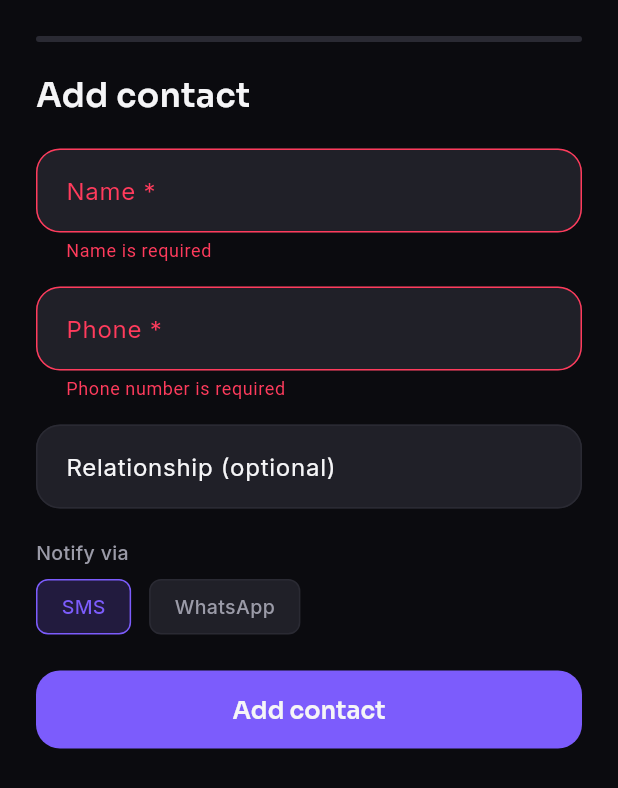
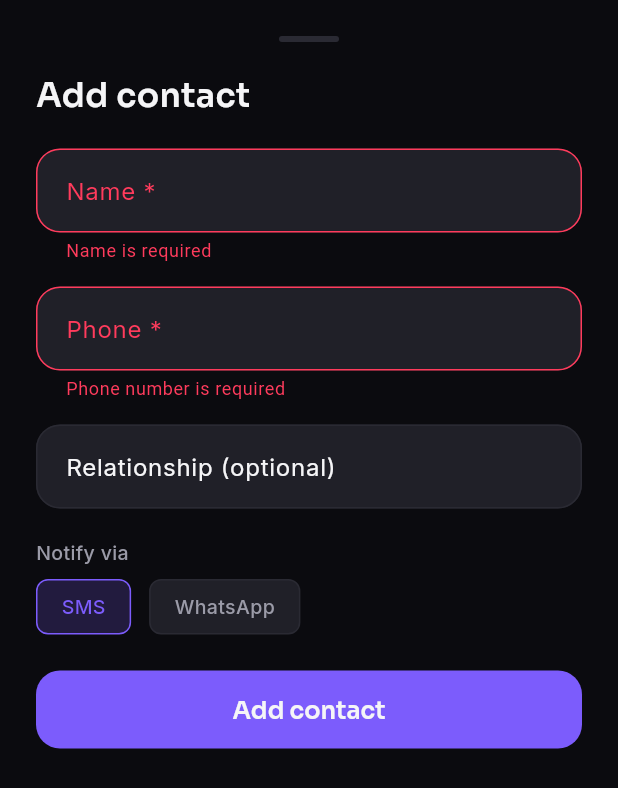
Before and after one commit to moiz-codez/she_secure, a Flutter app: the AddContactSheet widget shown alone on an empty page, opened directly, after a tap on "Add contact", on a phone screen of 412 x 824 dp. Shown: the top 788 px of the screen. Run offline on Flutter 3.47's test engine with Material 3 defaults, Android fonts, the phone set to English and light mode, and no system bars; our stand-ins replace cloud_firestore, firebase_auth, firebase_core, flutter_contacts, flutter_riverpod, go_router and 2 more; missing offline and left inert: phosphoricons_flutter; accounts and stored records are empty.

Commit message:
fix(contacts): fix permission request, 5-contact cap check, and keyboard overflow

```diff
--- a/lib/features/contacts/presentation/add_contact_sheet.dart
+++ b/lib/features/contacts/presentation/add_contact_sheet.dart
@@ -21,6 +21,7 @@ class _AddContactSheetState extends ConsumerState<AddContactSheet> {
   bool _notifyViaSms = true;
   bool _notifyViaWhatsapp = false;
   bool _isLoading = false;
+  String? _capError;
 
   @override
   void dispose() {
@@ -38,6 +39,15 @@ class _AddContactSheetState extends ConsumerState<AddContactSheet> {
     try {
       final repo = ref.read(contactsRepositoryProvider);
       final contacts = ref.read(contactsStreamProvider).valueOrNull ?? [];
+
+      if (contacts.length >= 5) {
+        setState(() {
+          _capError =
+              'You can add up to 5 trusted contacts. Remove one first to add another.';
+          _isLoading = false;
+        });
+        return;
+      }
 
       final notifyVia = <String>[];
       if (_notifyViaSms) notifyVia.add('sms');
@@ -59,9 +69,9 @@ class _AddContactSheetState extends ConsumerState<AddContactSheet> {
       if (mounted) Navigator.pop(context);
     } on ContactsLimitException catch (e) {
       if (mounted) {
-        ScaffoldMessenger.of(context).showSnackBar(
-          SnackBar(content: Text(e.toString())),
-        );
+        setState(() {
+          _capError = e.toString();
+        });
       }
     } on DuplicatePhoneException catch (e) {
       if (mounted) {
@@ -85,24 +95,24 @@ class _AddContactSheetState extends ConsumerState<AddContactSheet> {
     return Padding(
       padding: EdgeInsets.only(
         bottom: MediaQuery.of(context).viewInsets.bottom,
-        left: 24,
-        right: 24,
-        top: 24,
       ),
+      child: SingleChildScrollView(
+        padding: const EdgeInsets.fromLTRB(24, 24, 24, 16),
         child: Form(
           key: _formKey,
           child: Column(
             mainAxisSize: MainAxisSize.min,
             crossAxisAlignment: CrossAxisAlignment.stretch,
             children: [
-            Container(
+              Center(
+                child: Container(
                   width: 40,
                   height: 4,
                   decoration: BoxDecoration(
                     color: AppColors.borderSubtle,
                     borderRadius: BorderRadius.circular(2),
                   ),
-              alignment: Alignment.center,
+                ),
               ),
               const SizedBox(height: 20),
               Text(
@@ -110,6 +120,25 @@ class _AddContactSheetState extends ConsumerState<AddContactSheet> {
                 style: AppTextStyles.headingMedium,
               ),
               const SizedBox(height: 20),
+              if (_capError != null) ...[
+                Container(
+                  padding: const EdgeInsets.all(12),
+                  decoration: BoxDecoration(
+                    color: AppColors.accentAlert.withValues(alpha: 0.15),
+                    borderRadius: BorderRadius.circular(8),
+                    border: Border.all(
+                      color: AppColors.accentAlert.withValues(alpha: 0.4),
+                    ),
+                  ),
+                  child: Text(
+                    _capError!,
+                    style: AppTextStyles.bodyMedium.copyWith(
+                      color: AppColors.accentAlert,
+                    ),
+                  ),
+                ),
+                const SizedBox(height: 16),
+              ],
               TextFormField(
                 controller: _nameController,
                 decoration: const InputDecoration(
@@ -180,8 +209,8 @@ class _AddContactSheetState extends ConsumerState<AddContactSheet> {
                       )
                     : const Text('Add contact'),
               ),
-            const SizedBox(height: 16),
             ],
+          ),
         ),
       ),
     );
--- a/pubspec.yaml
+++ b/pubspec.yaml
@@ -49,7 +49,6 @@ dependencies:
 
   # Contacts & permissions
   flutter_contacts: ^1.1.0
-  permission_handler: ^11.3.0
 
   # Sharing & launching
   share_plus: ^10.0.0
```
Also changed, not shown: lib/features/contacts/presentation/contacts_screen.dart (+15 -1 lines), lib/features/contacts/presentation/phone_import_sheet.dart (+8 -15 lines), pubspec.lock, 2 other files. Lines whose indentation alone changed are shown as unchanged.
